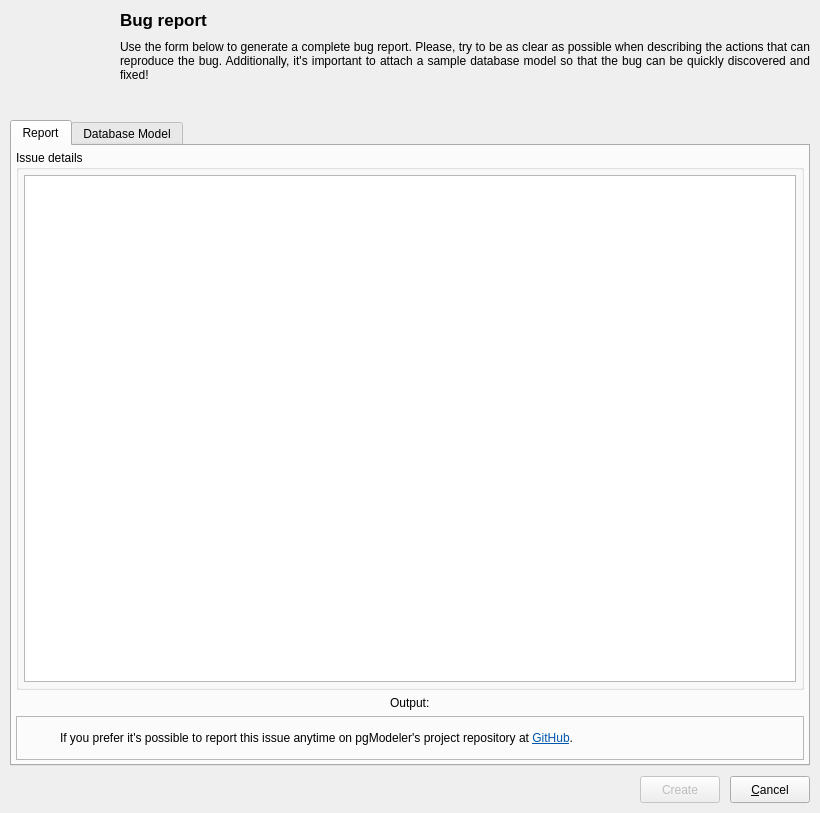
The window that libs/libgui/ui/tools/bugreportform.ui (pgmodeler/pgmodeler) describes before a commit, drawn with Qt 5.
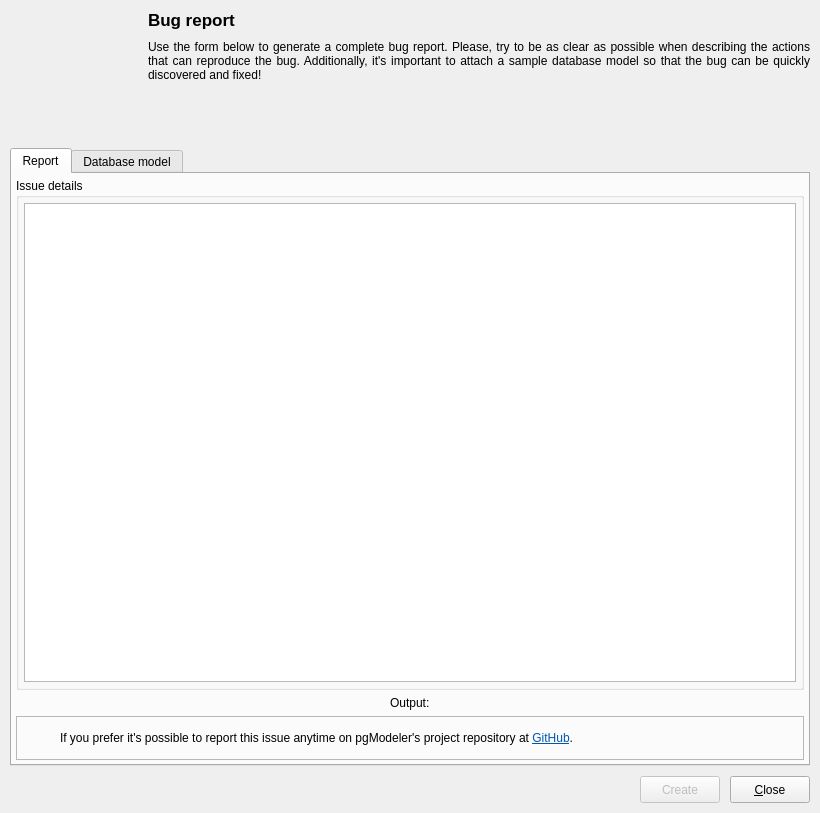
The same window after the commit. Icons and pictures are not drawn.

```diff
--- a/libs/libgui/ui/tools/bugreportform.ui
+++ b/libs/libgui/ui/tools/bugreportform.ui
@@ -64,14 +64,14 @@
      </property>
      <property name="minimumSize">
       <size>
-       <width>100</width>
-       <height>100</height>
+       <width>128</width>
+       <height>128</height>
       </size>
      </property>
      <property name="maximumSize">
       <size>
-       <width>100</width>
-       <height>100</height>
+       <width>128</width>
+       <height>128</height>
       </size>
      </property>
      <property name="text">
@@ -99,6 +99,7 @@
      <property name="font">
       <font>
        <pointsize>13</pointsize>
+       <weight>75</weight>
        <bold>true</bold>
       </font>
      </property>
@@ -184,7 +185,7 @@
         </size>
        </property>
        <property name="text">
-        <string>&amp;Cancel</string>
+        <string>&amp;Close</string>
        </property>
        <property name="icon">
         <iconset resource="../../res/resources.qrc">
@@ -416,7 +417,7 @@
      </widget>
      <widget class="QWidget" name="tab_3">
       <attribute name="title">
-       <string>Database Model</string>
+       <string>Database model</string>
       </attribute>
       <layout class="QGridLayout" name="gridLayout_4">
        <property name="leftMargin">
```
Left out of the diff: 17 changed lines with no effect on the pictures.
